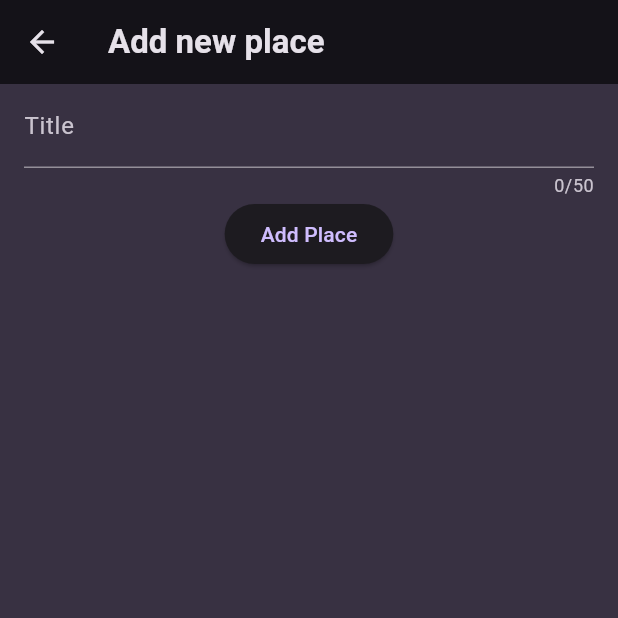
After one commit to MaheshB77/second_app, a Flutter app: the screen it shows after launch, after a tap on the "add" icon, on a phone screen of 412 x 824 dp, the top half of it. The commit adds this screen. Run offline on Flutter 3.47's test engine with Material 3 defaults, Android fonts, the phone set to English and light mode, and no system bars; our stand-ins replace flutter_dotenv, flutter_riverpod, google_fonts, google_sign_in, supabase_flutter, transparent_image; accounts and stored records are empty; network calls fail.

Commit message:
Added base structure for favorite_place app

```diff
--- /dev/null
+++ b/lib/favorite_places/favorite_places_app.dart
@@ -0,0 +1,11 @@
+import 'package:flutter/material.dart';
+import 'package:second_app/favorite_places/screens/home_screen.dart';
+
+class FavoritePlacesApp extends StatelessWidget {
+  const FavoritePlacesApp({super.key});
+
+  @override
+  Widget build(BuildContext context) {
+    return const HomeScreen();
+  }
+}
--- /dev/null
+++ b/lib/favorite_places/models/favorite_place.dart
@@ -0,0 +1,9 @@
+class FavoritePlace {
+  final String id;
+  final String title;
+
+  FavoritePlace({
+    required this.id,
+    required this.title,
+  });
+}
--- /dev/null
+++ b/lib/favorite_places/providers/favorite_place_provider.dart
@@ -0,0 +1,15 @@
+import 'package:flutter_riverpod/flutter_riverpod.dart';
+import 'package:second_app/favorite_places/models/favorite_place.dart';
+
+class FavoritePlaceNotifier extends StateNotifier<List<FavoritePlace>> {
+  FavoritePlaceNotifier() : super([]);
+
+  void addFavoritePlace(FavoritePlace favoritePlace) {
+    state = [...state, favoritePlace];
+  }
+}
+
+final favoritePlaceProvider =
+    StateNotifierProvider<FavoritePlaceNotifier, List<FavoritePlace>>(
+  (ref) => FavoritePlaceNotifier(),
+);
--- /dev/null
+++ b/lib/favorite_places/screens/home_screen.dart
@@ -0,0 +1,66 @@
+import 'package:flutter/material.dart';
+import 'package:flutter/widgets.dart';
+import 'package:flutter_riverpod/flutter_riverpod.dart';
+import 'package:second_app/favorite_places/models/favorite_place.dart';
+import 'package:second_app/favorite_places/providers/favorite_place_provider.dart';
+import 'package:second_app/favorite_places/screens/new_place.dart';
+import 'package:second_app/favorite_places/screens/place_details.dart';
+
+class HomeScreen extends ConsumerWidget {
+  const HomeScreen({super.key});
+
+  void _onAddNew(BuildContext context) {
+    Navigator.push(
+      context,
+      MaterialPageRoute(
+        builder: (ctx) => NewPlace(),
+      ),
+    );
+  }
+
+  void _goToDetails(BuildContext context, FavoritePlace favoritePlace) {
+    Navigator.push(
+      context,
+      MaterialPageRoute(
+        builder: (ctx) => PlaceDetails(favoritePlace: favoritePlace),
+      ),
+    );
+  }
+
+  @override
+  Widget build(BuildContext context, WidgetRef ref) {
+    final places = ref.watch(favoritePlaceProvider);
+    var fallBack = const Center(child: Text('No places added yet!'));
+
+    return Scaffold(
+      appBar: AppBar(
+        title: const Text('Your places'),
+        actions: [
+          IconButton(
+            onPressed: () {
+              _onAddNew(context);
+            },
+            icon: const Icon(Icons.add),
+          ),
+        ],
+      ),
+      body: places.isEmpty
+          ? fallBack
+          : Column(
+              children: [
+                Expanded(
+                  child: ListView.builder(
+                    itemCount: places.length,
+                    itemBuilder: (ctx, index) => ListTile(
+                      title: Text(places[index].title),
+                      onTap: () {
+                        _goToDetails(context, places[index]);
+                      },
+                    ),
+                  ),
+                )
+              ],
+            ),
+    );
+  }
+}
--- /dev/null
+++ b/lib/favorite_places/screens/new_place.dart
@@ -0,0 +1,67 @@
+import 'package:flutter/material.dart';
+import 'package:flutter_riverpod/flutter_riverpod.dart';
+import 'package:second_app/favorite_places/models/favorite_place.dart';
+import 'package:second_app/favorite_places/providers/favorite_place_provider.dart';
+
+class NewPlace extends ConsumerWidget {
+  final _formKey = GlobalKey<FormState>();
+  String _enteredTitle = '';
+  NewPlace({super.key});
+
+  String? _nameValidator(String? value) {
+    if (value == null ||
+        value.isEmpty ||
+        value.trim().length <= 1 ||
+        value.trim().length > 50) {
+      return 'Name should be between 1 to 50 characters';
+    }
+    return null;
+  }
+
+  void _addNewPlace(BuildContext context, WidgetRef ref) {
+    if (_formKey.currentState!.validate()) {
+      _formKey.currentState!.save();
+      ref.read(favoritePlaceProvider.notifier).addFavoritePlace(FavoritePlace(
+            id: DateTime.now().toString(),
+            title: _enteredTitle,
+          ));
+      Navigator.pop(context);
+    }
+  }
+
+  @override
+  Widget build(BuildContext context, WidgetRef ref) {
+    return Scaffold(
+      appBar: AppBar(
+        title: const Text('Add new place'),
+      ),
+      body: Form(
+        key: _formKey,
+        child: Padding(
+          padding: const EdgeInsets.symmetric(horizontal: 16),
+          child: Column(
+            children: [
+              TextFormField(
+                maxLength: 50,
+                decoration: const InputDecoration(
+                  label: Text('Title'),
+                  focusColor: Colors.white
+                ),
+                validator: _nameValidator,
+                onSaved: (value) {
+                  _enteredTitle = value!;
+                },
+              ),
+              ElevatedButton(
+                onPressed: () {
+                  _addNewPlace(context, ref);
+                },
+                child: const Text('Add Place'),
+              )
+            ],
+          ),
+        ),
+      ),
+    );
+  }
+}
--- /dev/null
+++ b/lib/favorite_places/theme/favorite_places_app_theme.dart
@@ -0,0 +1,25 @@
+import 'package:flutter/material.dart';
+
+import 'package:google_fonts/google_fonts.dart';
+
+final colorScheme = ColorScheme.fromSeed(
+  brightness: Brightness.dark,
+  seedColor: const Color.fromARGB(255, 102, 6, 247),
+  background: const Color.fromARGB(255, 56, 49, 66),
+);
+
+final favoritePlacesAppTheme = ThemeData().copyWith(
+  scaffoldBackgroundColor: colorScheme.background,
+  colorScheme: colorScheme,
+  textTheme: GoogleFonts.ubuntuCondensedTextTheme().copyWith(
+    titleSmall: GoogleFonts.ubuntuCondensed(
+      fontWeight: FontWeight.bold,
+    ),
+    titleMedium: GoogleFonts.ubuntuCondensed(
+      fontWeight: FontWeight.bold,
+    ),
+    titleLarge: GoogleFonts.ubuntuCondensed(
+      fontWeight: FontWeight.bold,
+    ),
+  ),
+);
--- a/lib/main.dart
+++ b/lib/main.dart
@@ -1,6 +1,7 @@
 import 'package:flutter/material.dart';
 import 'package:flutter_dotenv/flutter_dotenv.dart';
 import 'package:flutter_riverpod/flutter_riverpod.dart';
+import 'package:supabase_flutter/supabase_flutter.dart';
 
 // import 'package:second_app/theme/app_theme.dart';
 // import 'package:second_app/expense_tracker/expense_tracker.dart';
@@ -8,11 +9,11 @@ import 'package:flutter_riverpod/flutter_riverpod.dart';
 // import 'package:second_app/meals_app/meals_app.dart';
 // import 'package:second_app/meals_app/theme/meal_app_theme.dart';
 
-import 'package:second_app/shopping_list/theme/shopping_list_app_theme.dart';
-import 'package:second_app/shopping_list/shopping_list_app.dart';
-import 'package:supabase_flutter/supabase_flutter.dart';
+// import 'package:second_app/shopping_list/theme/shopping_list_app_theme.dart';
+// import 'package:second_app/shopping_list/shopping_list_app.dart';
 
-final supabaseClient = Supabase.instance.client;
+import 'package:second_app/favorite_places/favorite_places_app.dart';
+import 'package:second_app/favorite_places/theme/favorite_places_app_theme.dart';
 
 void main() async {
   WidgetsFlutterBinding.ensureInitialized();
@@ -44,8 +45,11 @@ class MyApp extends StatelessWidget {
       // theme: mealAppTheme,
       // home: const MealsApp(),
 
-      theme: shoppingListAppTheme,
-      home: const ShoppingListApp(),
+      // theme: shoppingListAppTheme,
+      // home: const ShoppingListApp(),
+
+      theme: favoritePlacesAppTheme,
+      home: const FavoritePlacesApp(),
     );
   }
 }
```
Also changed, not shown: lib/favorite_places/screens/place_details.dart (added, +25 -0 lines).
